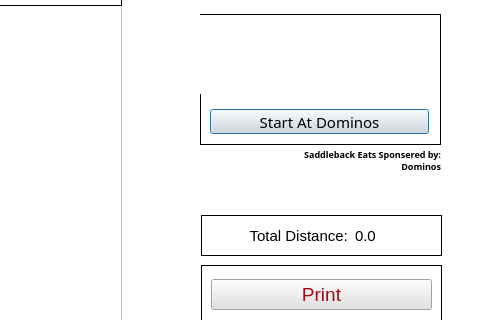
Before: the Qt Designer form customtrip.ui in DannyCamacho/SaddlebackEats, drawn with Qt 5; both pictures show x 409 to 889 and y 135 to 455 of the 889 by 557 pixel window.
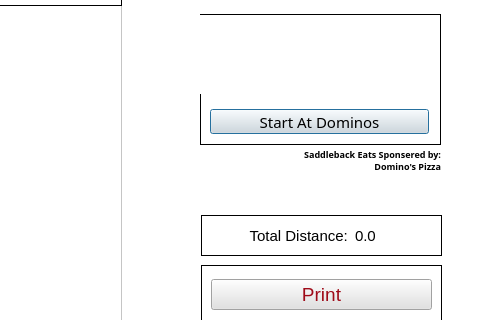
After: the same form once the commit is applied. Icons and pictures are not drawn.

The edit to the form file:
```diff
--- a/customtrip.ui
+++ b/customtrip.ui
@@ -1079,7 +1079,7 @@
      <string notr="true">background: none;</string>
     </property>
     <property name="text">
-     <string>Saddleback Eats Sponsered by: Dominos</string>
+     <string>Saddleback Eats Sponsered by: Domino's Pizza</string>
     </property>
     <property name="scaledContents">
      <bool>false</bool>
```
Left out of the diff: 2 changed lines with no effect on the pictures.
